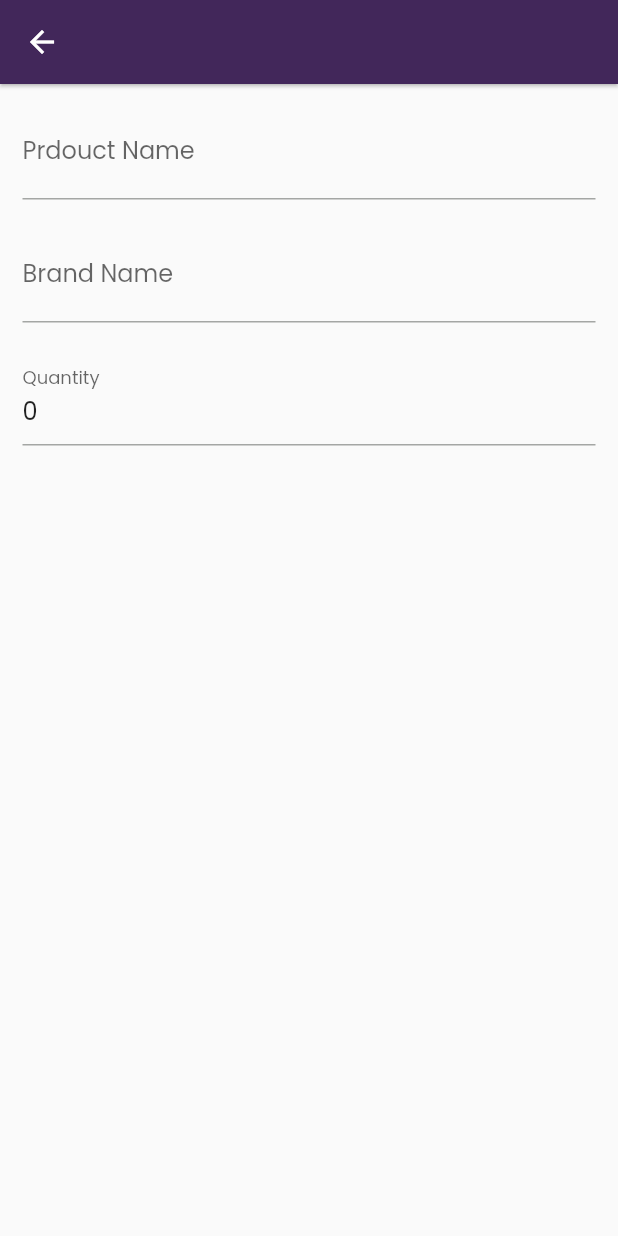
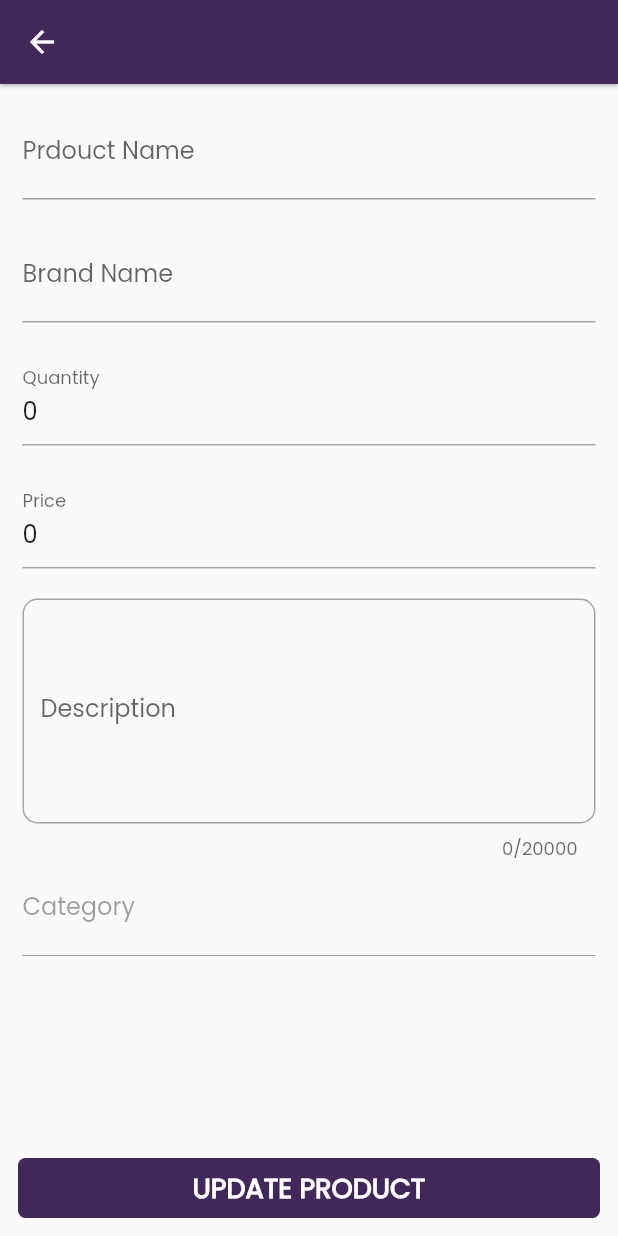
Before and after one commit to Alfard09/GreenCore1, a Flutter app: the VendorProductDetailScreen screen opened directly with empty values, on a phone screen of 412 x 824 dp. Run offline on Flutter 3.47's test engine with Material 2 defaults, Android fonts, the phone set to English and light mode, and no system bars; our stand-ins replace cached_network_image, cloud_firestore, file_picker, firebase_auth, firebase_core, firebase_storage and 10 more; missing offline and left inert: country_state_city_picker, firebase_ui_auth, flutter_admin_scaffold, jumping_dot; accounts and stored records are empty.

Commit message:
updating products

```diff
--- a/greencore_customers/lib/vendor/views/screens/vedorProductDetail/vendor_product_detail_screen.dart
+++ b/greencore_customers/lib/vendor/views/screens/vedorProductDetail/vendor_product_detail_screen.dart
@@ -1,4 +1,8 @@
+import 'package:cloud_firestore/cloud_firestore.dart';
+import 'package:firebase_core/firebase_core.dart';
 import 'package:flutter/material.dart';
+import 'package:flutter_easyloading/flutter_easyloading.dart';
+import 'package:greencore_1/utils/show_snackBar.dart';
 
 class VendorProductDetailScreen extends StatefulWidget {
   final dynamic productData;
@@ -11,23 +15,36 @@ class VendorProductDetailScreen extends StatefulWidget {
 }
 
 class _VendorProductDetailScreenState extends State<VendorProductDetailScreen> {
-  bool _plantSpecification = false;
-
+  // bool _plantSpecification = false;
+  final FirebaseFirestore _firestore = FirebaseFirestore.instance;
   final TextEditingController _productNameController = TextEditingController();
   final TextEditingController _brandNameController = TextEditingController();
   final TextEditingController _quantityController = TextEditingController();
-  TextEditingController _specialFeatureController = TextEditingController();
+  final TextEditingController _productPriceController = TextEditingController();
+  final TextEditingController _productDescriptionController =
+      TextEditingController();
+  final TextEditingController _productCategoryController =
+      TextEditingController();
+  //TextEditingController _specialFeatureController = TextEditingController();
   @override
   void initState() {
     setState(() {
       _productNameController.text = widget.productData['productName'];
       _brandNameController.text = widget.productData['brandName'];
       _quantityController.text = widget.productData['quantity'].toString();
-      _plantSpecification = widget.productData['isPlantSpecification'];
-      _specialFeatureController.text = widget.productData['specialFeatures'];
+      _productPriceController.text =
+          widget.productData['productPrice'].toString();
+      _productDescriptionController.text = widget.productData['description'];
+      _productCategoryController.text = widget.productData['category'];
+
+      //_plantSpecification = widget.productData['isPlantSpecification'];
+      //_specialFeatureController.text = widget.productData['specialFeatures'];
     });
     super.initState();
   }
+
+  double? productPrice;
+  int? quantity;
 
   @override
   Widget build(BuildContext context) {
@@ -53,38 +70,110 @@ class _VendorProductDetailScreenState extends State<VendorProductDetailScreen> {
               ),
               SizedBox(height: 20),
               TextFormField(
+                onChanged: (value) {
+                  quantity = int.parse(value);
+                },
                 controller: _quantityController,
                 decoration: InputDecoration(labelText: 'Quantity'),
               ),
               SizedBox(height: 20),
-              _plantSpecification == true
-                  ? Column(
-                      crossAxisAlignment: CrossAxisAlignment.start,
-                      children: [
-                        Text(
-                          'Plant Specifications',
-                          style: TextStyle(
-                            fontSize: 15,
-                            fontWeight: FontWeight.w500,
-                            color: Color(0xff42275a),
+              TextFormField(
+                onChanged: (value) {
+                  productPrice = double.parse(value);
+                  productPrice = double.parse(productPrice!.toStringAsFixed(2));
+                },
+                controller: _productPriceController,
+                decoration: InputDecoration(labelText: 'Price'),
               ),
-                        ),
-                        SizedBox(height: 10),
+              SizedBox(height: 20),
               TextFormField(
                 maxLines: 5,
-                          maxLength: 10000,
-                          controller: _specialFeatureController,
+                maxLength: 20000,
+                controller: _productDescriptionController,
                 decoration: InputDecoration(
-                            labelText: 'Special Feature',
+                  labelText: 'Description',
                   border: OutlineInputBorder(
                     borderRadius: BorderRadius.circular(10),
                   ),
                 ),
               ),
+              TextFormField(
+                enabled: false,
+                controller: _productCategoryController,
+                decoration: InputDecoration(labelText: 'Category'),
+              ),
+              SizedBox(height: 20),
+              // _plantSpecification == true
+              //     ? Column(
+              //         crossAxisAlignment: CrossAxisAlignment.start,
+              //         children: [
+              //           Text(
+              //             'Plant Specifications',
+              //             style: TextStyle(
+              //               fontSize: 15,
+              //               fontWeight: FontWeight.w500,
+              //               color: Color(0xff42275a),
+              //             ),
+              //           ),
+              //           SizedBox(height: 10),
+              //           TextFormField(
+              //             maxLines: 5,
+              //             maxLength: 10000,
+              //             controller: _specialFeatureController,
+              //             decoration: InputDecoration(
+              //               labelText: 'Special Feature',
+              //               border: OutlineInputBorder(
+              //                 borderRadius: BorderRadius.circular(10),
+              //               ),
+              //             ),
+              //           ),
+              //         ],
+              //       )
+              //     : Container(),
             ],
-                    )
-                  : Container(),
-            ],
+          ),
+        ),
+      ),
+      bottomSheet: Padding(
+        padding: const EdgeInsets.all(12.0),
+        child: InkWell(
+          onTap: () async {
+            if (productPrice != null && quantity != null) {
+              EasyLoading.show(status: "UPDATING...");
+              await _firestore
+                  .collection('products')
+                  .doc(widget.productData['productId'])
+                  .update({
+                'productName': _productNameController.text,
+                'brandName': _brandNameController.text,
+                'quantity': quantity,
+                'productPrice': productPrice,
+                'description': _productDescriptionController.text,
+                'category': _productCategoryController.text,
+              }).whenComplete(() {
+                EasyLoading.dismiss();
+              });
+            } else {
+              showErrorSnack(context, 'Update the Price & quantity');
+            }
+          },
+          child: Container(
+            height: 40,
+            width: MediaQuery.of(context).size.width,
+            decoration: BoxDecoration(
+              color: Color(0xff42275a),
+              borderRadius: BorderRadius.circular(5),
+            ),
+            child: Center(
+              child: Text(
+                'UPDATE PRODUCT',
+                style: TextStyle(
+                  fontSize: 18,
+                  color: Colors.white,
+                  fontWeight: FontWeight.bold,
+                ),
+              ),
+            ),
           ),
         ),
       ),
```
Lines whose indentation alone changed are shown as unchanged.
